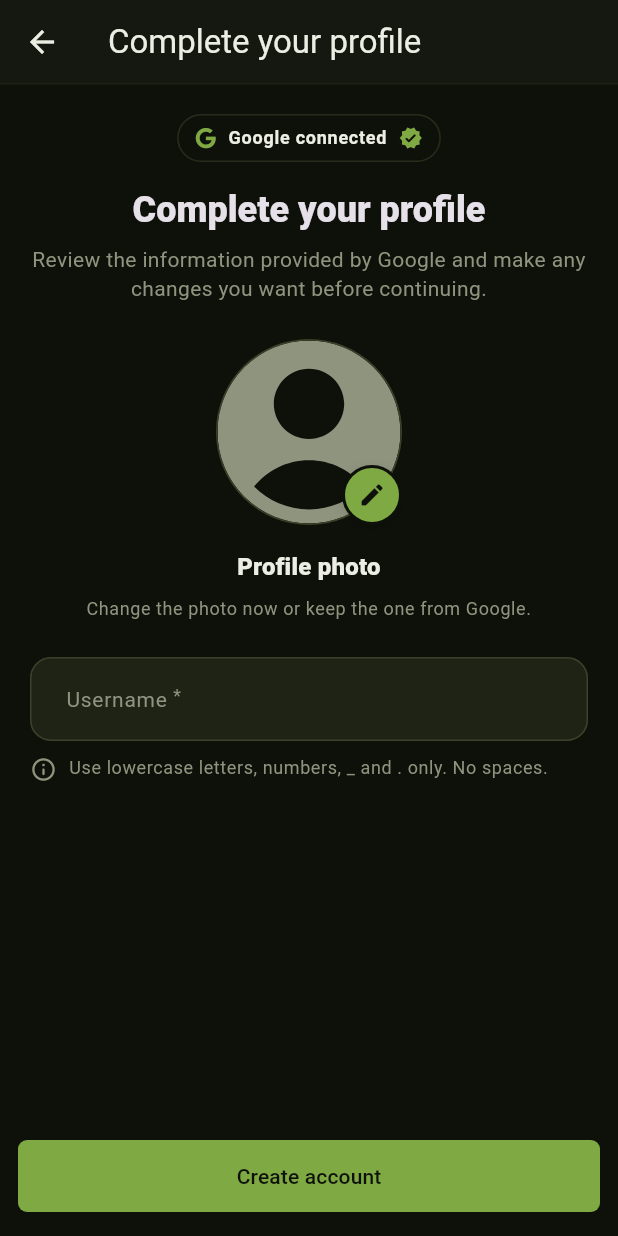
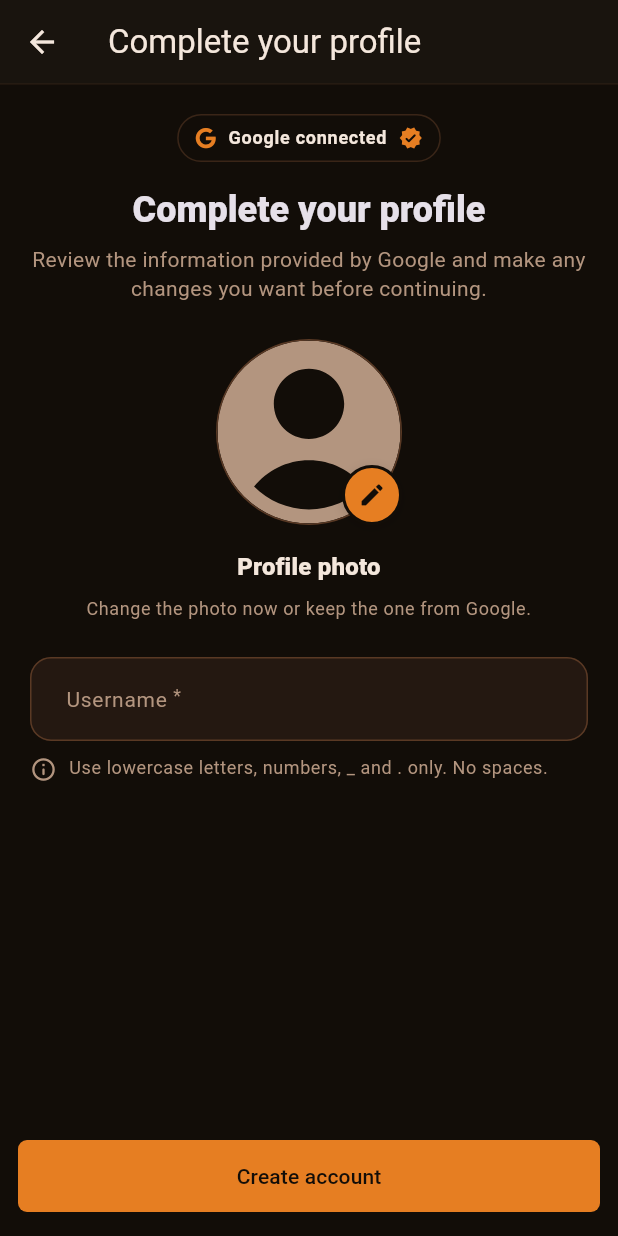
Before and after one commit to adolfomoro/global_airsoft_app, a Flutter app: the GoogleAccountSetupPage screen opened by its route, on a phone screen of 412 x 824 dp. Run offline on Flutter 3.47's test engine with Material 3 defaults, Android fonts, the phone set to English and light mode, and no system bars; our stand-ins replace camera, device_info_plus, dio, firebase_core, firebase_messaging, flutter_local_notifications and 11 more; missing offline and left inert: datadog_flutter_plugin; accounts and stored records are empty; Roboto replaces fonts that are missing (RobotoFlex).

Commit message:
Fix colors

```diff
--- a/lib/src/app/theme/app_colors.dart
+++ b/lib/src/app/theme/app_colors.dart
@@ -37,40 +37,40 @@ final class AppPalette {
     required this.mvp,
   });
 
-  static const AppPalette rangerGreen = AppPalette(
-    bg: Color(0xFF0E110A),
-    surface: Color(0xFF16190F),
-    surface2: Color(0xFF1E2316),
-    surface3: Color(0xFF2C331F),
-    surface4: Color(0xFF3A4329),
-    border: Color(0xFF2C331F),
-    borderSoft: Color(0xFF1E2316),
-    borderStrong: Color(0xFF3A4329),
-    text: Color(0xFFECEEE3),
-    text2: Color(0xFFC7CBB8),
-    muted: Color(0xFF8E947E),
-    muted2: Color(0xFF5F6552),
-    accent50: Color(0xFFEDF3DC),
-    accent100: Color(0xFFD6E4B0),
-    accent200: Color(0xFFBCD382),
-    accent300: Color(0xFFA3C26B),
-    accent400: Color(0xFF8FB551),
-    accent: Color(0xFF7FA942),
-    accent600: Color(0xFF688E32),
-    accentPress: Color(0xFF557528),
-    accent800: Color(0xFF3F571C),
-    accentTint: Color(0x297FA942),
-    success: Color(0xFF5BB85C),
-    successTint: Color(0x295BB85C),
-    warning: Color(0xFFE8A93C),
-    warningTint: Color(0x29E8A93C),
-    danger: Color(0xFFE0524E),
-    dangerTint: Color(0x24E0524E),
-    info: Color(0xFF4D9BD1),
-    infoTint: Color(0x294D9BD1),
-    win: Color(0xFF5BB85C),
-    loss: Color(0xFFE0524E),
-    mvp: Color(0xFFA3C26B),
+  static const AppPalette emberOrange = AppPalette(
+    bg: Color(0xFF120D08),
+    surface: Color(0xFF1A120C),
+    surface2: Color(0xFF241811),
+    surface3: Color(0xFF322118),
+    surface4: Color(0xFF432B1E),
+    border: Color(0xFF322118),
+    borderSoft: Color(0xFF241811),
+    borderStrong: Color(0xFF5A3924),
+    text: Color(0xFFF4E7DC),
+    text2: Color(0xFFD9C4B2),
+    muted: Color(0xFFB3957F),
+    muted2: Color(0xFF7A5E4A),
+    accent50: Color(0xFFFFF3E8),
+    accent100: Color(0xFFFFDEC2),
+    accent200: Color(0xFFFFC38F),
+    accent300: Color(0xFFF6A85A),
+    accent400: Color(0xFFEE9137),
+    accent: Color(0xFFE67E22),
+    accent600: Color(0xFFBF6518),
+    accentPress: Color(0xFF9B5014),
+    accent800: Color(0xFF6F390E),
+    accentTint: Color(0x29E67E22),
+    success: Color(0xFF63C174),
+    successTint: Color(0x2963C174),
+    warning: Color(0xFFF2B94B),
+    warningTint: Color(0x29F2B94B),
+    danger: Color(0xFFE6675E),
+    dangerTint: Color(0x24E6675E),
+    info: Color(0xFF63A8E2),
+    infoTint: Color(0x2963A8E2),
+    win: Color(0xFF63C174),
+    loss: Color(0xFFE6675E),
+    mvp: Color(0xFFF6A85A),
   );
 
   final Color bg;
@@ -109,7 +109,7 @@ final class AppPalette {
 }
 
 abstract final class AppColors {
-  static const AppPalette palette = AppPalette.rangerGreen;
+  static const AppPalette palette = AppPalette.emberOrange;
 
   static Color get background => palette.bg;
   static Color get backgroundMid => palette.surface;
```
